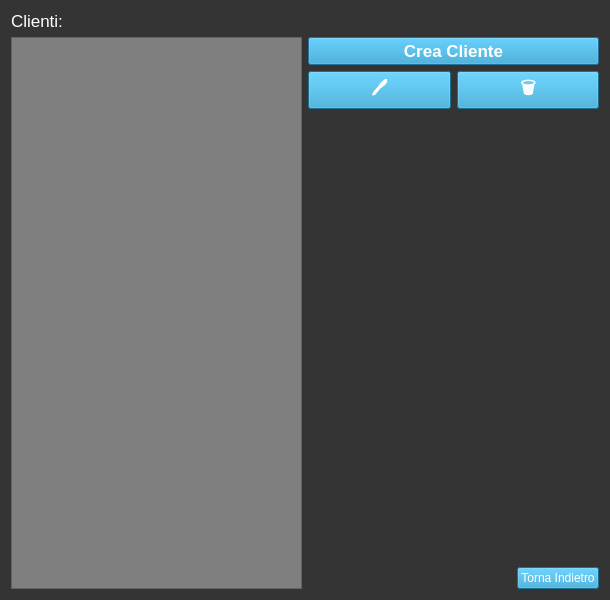
Qt form Viste/Amministratore/GUI/cud_cliente.ui (GiulianiM/Noleggio) before a commit.
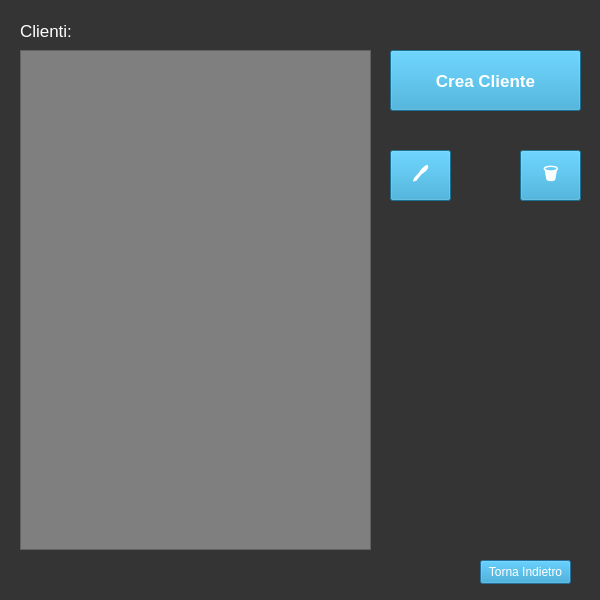
The same form after that commit. Icons and pictures are not drawn.

Diff of the .ui file:
```diff
--- a/Viste/Amministratore/GUI/cud_cliente.ui
+++ b/Viste/Amministratore/GUI/cud_cliente.ui
@@ -6,7 +6,7 @@
    <rect>
     <x>0</x>
     <y>0</y>
-    <width>610</width>
+    <width>600</width>
     <height>600</height>
    </rect>
   </property>
@@ -21,40 +21,46 @@
   <property name="styleSheet">
    <string notr="true">background-color: rgb(52, 52, 52);</string>
   </property>
-  <layout class="QGridLayout" name="gridLayout">
-   <item row="0" column="0">
-    <layout class="QVBoxLayout" name="verticalLayout_2">
-     <item>
-      <widget class="QLabel" name="label">
-       <property name="font">
-        <font>
-         <pointsize>13</pointsize>
-        </font>
-       </property>
-       <property name="styleSheet">
-        <string notr="true">color: rgb(255, 255, 255);</string>
-       </property>
-       <property name="text">
-        <string>Clienti:</string>
-       </property>
-      </widget>
-     </item>
-    </layout>
-   </item>
-   <item row="1" column="0">
-    <layout class="QHBoxLayout" name="horizontalLayout_5">
-     <item>
       <widget class="QListWidget" name="listWidget">
+   <property name="geometry">
+    <rect>
+     <x>20</x>
+     <y>50</y>
+     <width>351</width>
+     <height>500</height>
+    </rect>
+   </property>
        <property name="styleSheet">
         <string notr="true">background-color: rgb(127, 127, 127);
 color: rgb(255, 255, 255);</string>
        </property>
       </widget>
-     </item>
-     <item>
-      <layout class="QVBoxLayout" name="verticalLayout_5">
-       <item>
+  <widget class="QPushButton" name="back_button">
+   <property name="geometry">
+    <rect>
+     <x>480</x>
+     <y>560</y>
+     <width>91</width>
+     <height>24</height>
+    </rect>
+   </property>
+   <property name="styleSheet">
+    <string notr="true">font-size:20; color:white;background-color:rgb(38, 157, 206)
+</string>
+   </property>
+   <property name="text">
+    <string>Torna Indietro</string>
+   </property>
+  </widget>
         <widget class="QPushButton" name="bottone_crea_cliente">
+   <property name="geometry">
+    <rect>
+     <x>390</x>
+     <y>50</y>
+     <width>191</width>
+     <height>61</height>
+    </rect>
+   </property>
          <property name="font">
           <font>
            <pointsize>13</pointsize>
@@ -69,14 +75,18 @@
           <string>Crea Cliente</string>
          </property>
         </widget>
-       </item>
-       <item>
-        <layout class="QHBoxLayout" name="horizontalLayout_6">
-         <item>
           <widget class="QPushButton" name="bottone_modifica_cliente">
            <property name="enabled">
             <bool>true</bool>
            </property>
+   <property name="geometry">
+    <rect>
+     <x>390</x>
+     <y>150</y>
+     <width>61</width>
+     <height>51</height>
+    </rect>
+   </property>
            <property name="font">
             <font>
              <pointsize>13</pointsize>
@@ -104,9 +114,15 @@
             <bool>false</bool>
            </property>
           </widget>
-         </item>
-         <item>
           <widget class="QPushButton" name="bottone_elimina_cliente">
+   <property name="geometry">
+    <rect>
+     <x>520</x>
+     <y>150</y>
+     <width>61</width>
+     <height>51</height>
+    </rect>
+   </property>
            <property name="font">
             <font>
              <pointsize>13</pointsize>
@@ -131,55 +147,27 @@
             </size>
            </property>
           </widget>
-         </item>
-        </layout>
-       </item>
-       <item>
-        <spacer name="verticalSpacer">
-         <property name="orientation">
-          <enum>Qt::Vertical</enum>
-         </property>
-         <property name="sizeHint" stdset="0">
-          <size>
-           <width>20</width>
-           <height>40</height>
-          </size>
-         </property>
-        </spacer>
-       </item>
-       <item>
-        <layout class="QHBoxLayout" name="horizontalLayout_8">
-         <item>
-          <spacer name="horizontalSpacer">
-           <property name="orientation">
-            <enum>Qt::Horizontal</enum>
-           </property>
-           <property name="sizeHint" stdset="0">
-            <size>
-             <width>40</width>
-             <height>20</height>
-            </size>
-           </property>
-          </spacer>
-         </item>
-         <item>
-          <widget class="QPushButton" name="back_button">
+  <widget class="QLabel" name="label">
+   <property name="geometry">
+    <rect>
+     <x>20</x>
+     <y>20</y>
+     <width>61</width>
+     <height>21</height>
+    </rect>
+   </property>
+   <property name="font">
+    <font>
+     <pointsize>13</pointsize>
+    </font>
+   </property>
            <property name="styleSheet">
-            <string notr="true">font-size:20; color:white;background-color:rgb(38, 157, 206)
-</string>
+    <string notr="true">color: rgb(255, 255, 255);</string>
            </property>
            <property name="text">
-            <string>Torna Indietro</string>
-           </property>
-          </widget>
-         </item>
-        </layout>
-       </item>
-      </layout>
-     </item>
-    </layout>
-   </item>
-  </layout>
+    <string>Clienti:</string>
+   </property>
+  </widget>
  </widget>
  <resources/>
  <connections/>
```
Lines whose indentation alone changed are shown as unchanged.
